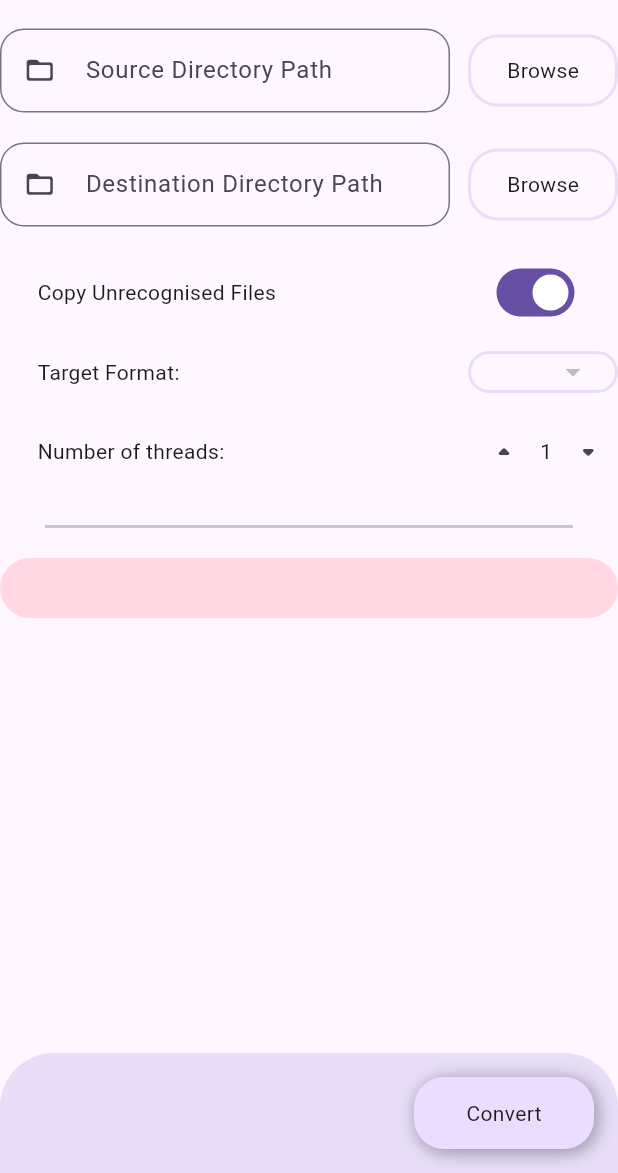
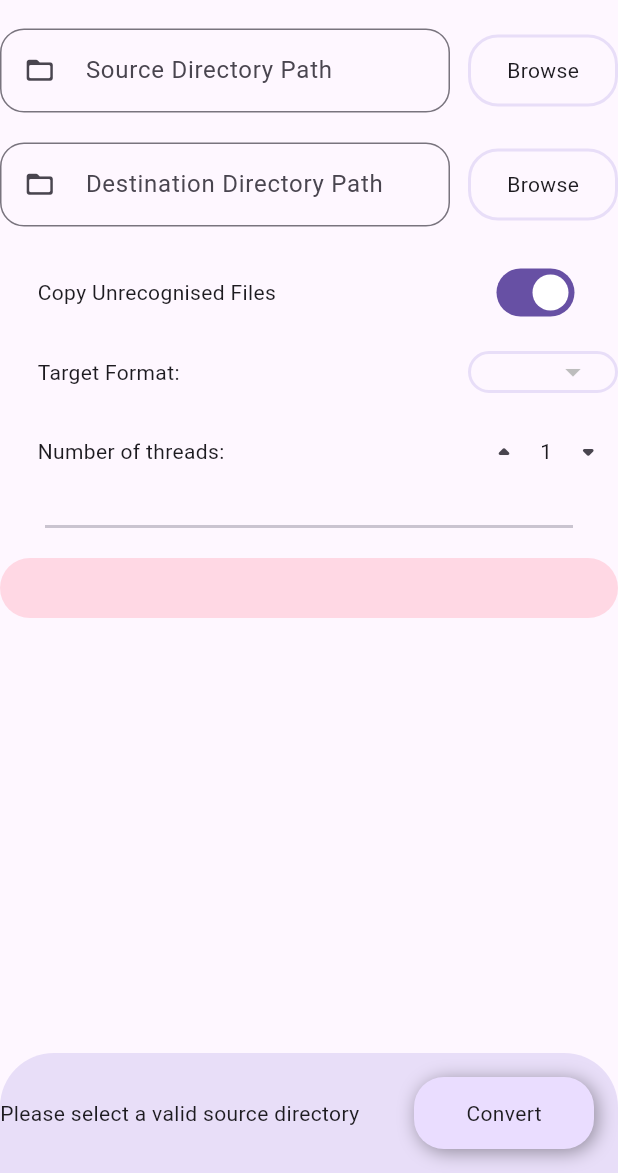
Before and after one commit to psomani16k/Diraudio, a Flutter app: the screen it shows after launch, after a tap on the "arrow drop down" icon, on a phone screen of 412 x 824 dp, the part 63-1236 px from its top. Run offline on Flutter 3.47's test engine with Material 3 defaults, Android fonts, the light colour scheme and no system bars; drawn by our look-alikes of dynamic_color; our stand-ins replace file_picker; missing offline and left inert: window_manager; statements that could not run were skipped.

Commit message:
added update box and more stuff

```diff
--- a/lib/ui/elements/ui_elements.dart
+++ b/lib/ui/elements/ui_elements.dart
@@ -26,7 +26,7 @@ class DiraudioUiElements {
   }
 
   static diraudioFIlledButton(
-      BuildContext context, String text, double width, Function onTap) {
+      BuildContext context, Widget child, double width, Function onTap) {
     return InkWell(
       onTap: () {
         onTap();
@@ -42,7 +42,7 @@ class DiraudioUiElements {
             ],
             color: Theme.of(context).colorScheme.primaryContainer,
             borderRadius: BorderRadius.circular(20)),
-        child: Center(child: Text(text)),
+        child: Center(child: child),
       ),
     );
   }
--- a/lib/ui/progress_update_processor/progress_update_processor.dart
+++ b/lib/ui/progress_update_processor/progress_update_processor.dart
@@ -1,6 +1,6 @@
-import 'package:audio_library_convertor/app_state.dart';
 import 'package:audio_library_convertor/messages/rust_signal.pb.dart';
 import 'package:audio_library_convertor/ui/elements/ui_elements.dart';
+import 'package:audio_library_convertor/ui/progress_update_processor/update_processor_box/transcoder_conbined_update_processor.dart';
 import 'package:flutter/material.dart';
 
 class ProgressUpdateProcessor extends StatefulWidget {
@@ -12,42 +12,62 @@ class ProgressUpdateProcessor extends StatefulWidget {
 }
 
 class _ProgressUpdateProcessorState extends State<ProgressUpdateProcessor> {
-  final List<ProgressUpdate> _progressHistory = [];
   bool _showingUpdates = false;
-
-  Text _processSingleProgressUpdate(ProgressUpdate progressUpdate) {
-    return Text(
-      "Thread ${progressUpdate.handlingThread}: ${progressUpdate.msg}",
-      style: TextStyle(
-        color: (progressUpdate.messageType == MessageType.Fail)
-            ? Theme.of(context).colorScheme.error
-            : Theme.of(context).colorScheme.onTertiaryContainer,
-      ),
-    );
-  }
+  bool _sourceHasFiles = false;
+  int _numberOfFilesFound = 0;
 
   @override
   Widget build(BuildContext context) {
     return Column(
       mainAxisAlignment: MainAxisAlignment.end,
       children: [
-        Container(
+        AnimatedContainer(
+          duration: Durations.extralong1,
+          curve: Easing.emphasizedDecelerate,
           decoration: BoxDecoration(
-            color: Theme.of(context).colorScheme.secondaryContainer,
-            borderRadius: const BorderRadius.only(
-              topLeft: Radius.circular(36),
-              topRight: Radius.circular(36),
+            color: _showingUpdates
+                ? Theme.of(context).colorScheme.background
+                : Theme.of(context).colorScheme.secondaryContainer,
+            borderRadius: BorderRadius.only(
+              topLeft: _showingUpdates
+                  ? const Radius.circular(0)
+                  : const Radius.circular(36),
+              topRight: _showingUpdates
+                  ? const Radius.circular(0)
+                  : const Radius.circular(36),
             ),
           ),
           height: 80,
           width: MediaQuery.sizeOf(context).width,
-          child: Align(
-            alignment: Alignment.centerRight,
-            child: Padding(
+          child: Row(
+            mainAxisAlignment: MainAxisAlignment.spaceBetween,
+            children: [
+              StreamBuilder(
+                stream: TotalNumberOfFilesFound.rustSignalStream,
+                builder: (context, snapshot) {
+                  if (snapshot.hasData) {
+                    var data = snapshot.data!.message;
+                    _numberOfFilesFound = data.number;
+                    _sourceHasFiles = data.filesFound;
+                  }
+                  String messageToShow = _sourceHasFiles
+                      ? "Found $_numberOfFilesFound files in source directory"
+                      : "Please select a valid source directory";
+                  return Text(messageToShow);
+                },
+              ),
+              Padding(
                 padding: const EdgeInsets.all(16),
                 child: DiraudioUiElements.diraudioFIlledButton(
                   context,
-                "Convert",
+                  AnimatedCrossFade(
+                    firstChild: const Text("Convert"),
+                    secondChild: const Text("Cancel"),
+                    crossFadeState: _showingUpdates
+                        ? CrossFadeState.showSecond
+                        : CrossFadeState.showFirst,
+                    duration: Durations.medium3,
+                  ),
                   120,
                   () {
                     //TranscoderState.getInstance().startConversion();
@@ -57,6 +77,7 @@ class _ProgressUpdateProcessorState extends State<ProgressUpdateProcessor> {
                   },
                 ),
               ),
+            ],
           ),
         ),
         AnimatedContainer(
@@ -67,6 +88,12 @@ class _ProgressUpdateProcessorState extends State<ProgressUpdateProcessor> {
                   80 -
                   (Theme.of(context).appBarTheme.toolbarHeight ?? 56))
               : 0,
+          decoration: BoxDecoration(
+            color: _showingUpdates
+                ? Theme.of(context).colorScheme.background
+                : Theme.of(context).colorScheme.secondaryContainer,
+          ),
+          child: TranscoderCombinedUpdateProcessor(),
         ),
       ],
     );
--- /dev/null
+++ b/lib/ui/progress_update_processor/update_processor_box/transcoder_conbined_update_processor.dart
@@ -0,0 +1,55 @@
+import 'package:audio_library_convertor/messages/rust_signal.pb.dart';
+import 'package:flutter/material.dart';
+
+class TranscoderCombinedUpdateProcessor extends StatefulWidget {
+  const TranscoderCombinedUpdateProcessor({super.key});
+
+  @override
+  State<TranscoderCombinedUpdateProcessor> createState() =>
+      _TranscoderCombinedUpdateProcessorState();
+}
+
+List<ProgressUpdate> _updateHistory = [];
+
+class _TranscoderCombinedUpdateProcessorState
+    extends State<TranscoderCombinedUpdateProcessor> {
+  Text _processSingleProgressUpdate(ProgressUpdate progressUpdate) {
+    return Text(
+      "Thread ${progressUpdate.handlingThread}: ${progressUpdate.msg}",
+      style: TextStyle(
+        color: (progressUpdate.messageType == MessageType.Fail)
+            ? Theme.of(context).colorScheme.error
+            : Theme.of(context).colorScheme.onTertiaryContainer,
+      ),
+    );
+  }
+
+  @override
+  Widget build(BuildContext context) {
+    return Padding(
+      padding: const EdgeInsets.fromLTRB(30, 0, 30, 30),
+      child: Container(
+        height: MediaQuery.sizeOf(context).height,
+        width: MediaQuery.sizeOf(context).width,
+        decoration: BoxDecoration(
+          color: Theme.of(context).colorScheme.tertiaryContainer,
+          borderRadius: BorderRadius.circular(30),
+        ),
+        child: StreamBuilder(
+          stream: ProgressUpdate.rustSignalStream,
+          builder: (context, snapshot) {
+            if (snapshot.hasData) {
+              _updateHistory.add(snapshot.data!.message);
+            }
+            return SingleChildScrollView(
+              child: Column(
+                  children: _updateHistory.map((e) {
+                return _processSingleProgressUpdate(e);
+              }).toList()),
+            );
+          },
+        ),
+      ),
+    );
+  }
+}
```
Also changed, not shown: 2 other files. Lines whose indentation alone changed are shown as unchanged.
